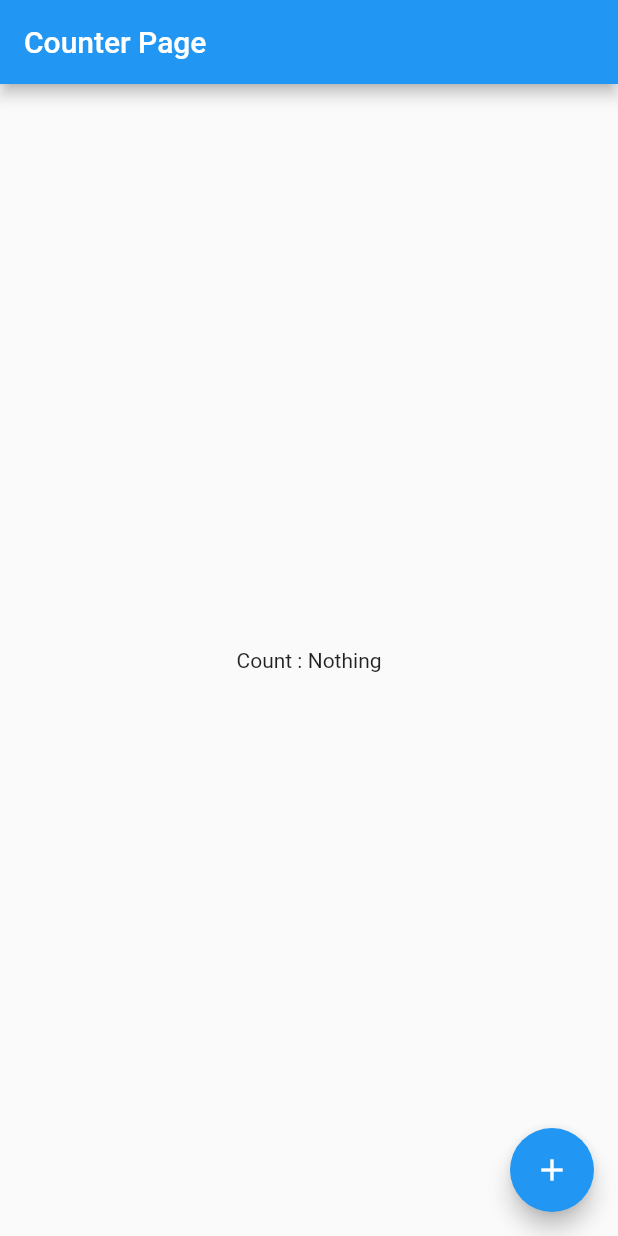
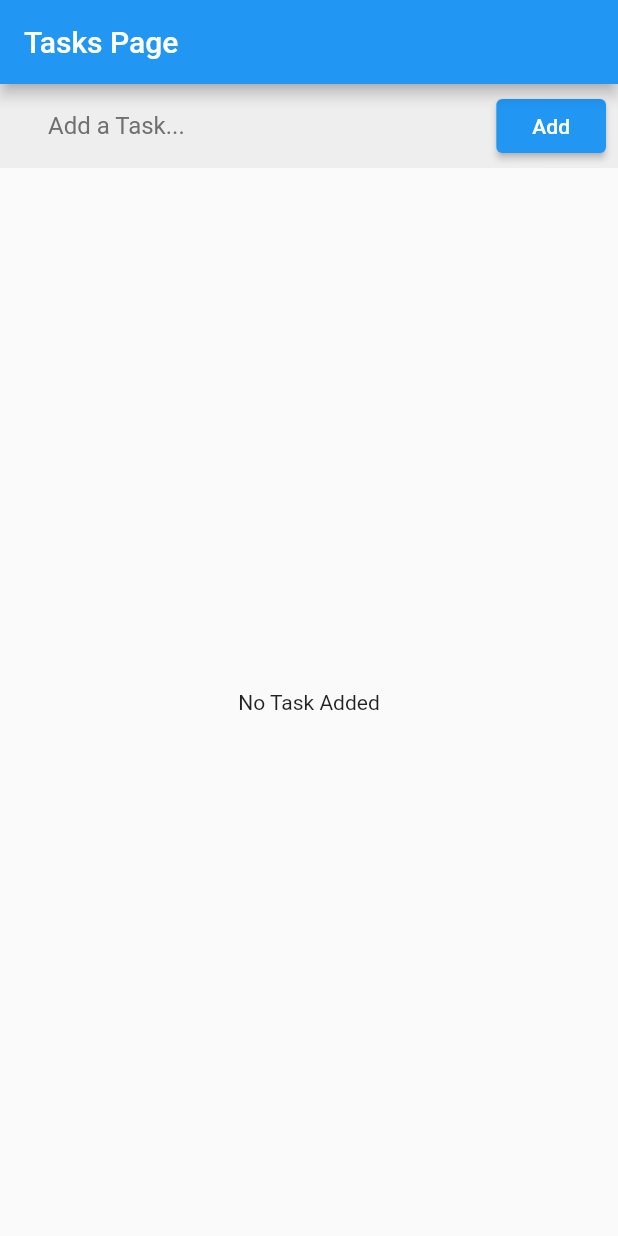
Before and after one commit to Flash91FS/riverpod_1, a Flutter app: the screen it shows after launch, on a phone screen of 412 x 824 dp. Run offline on Flutter 3.47's test engine with Material 2 defaults, Android fonts, the phone set to English and light mode, and no system bars; our stand-ins replace hooks_riverpod.

Commit message:
todos/tasks list creation feature added using stateNotifierProvider similar to what we did in counter provider

```diff
--- a/lib/main.dart
+++ b/lib/main.dart
@@ -2,6 +2,7 @@ import 'package:flutter/material.dart';
 import 'package:hooks_riverpod/hooks_riverpod.dart';
 import 'package:riverpod_1/widgets/counter_page.dart';
 import 'package:riverpod_1/extensions/operator_extension.dart';
+import 'package:riverpod_1/widgets/tasks_page.dart';
 
 void main() {
   runApp(const ProviderScope(child: MyApp()));
@@ -18,7 +19,8 @@ class MyApp extends StatelessWidget {
       theme: ThemeData(
         primarySwatch: Colors.blue,
       ),
-      home: const CounterPage(title: 'Counter Page'),
+      // home: const CounterPage(title: 'Counter Page'),
+      home: const TasksPage(title: 'Tasks Page'),
     );
   }
 }
--- /dev/null
+++ b/lib/models/todo.dart
@@ -0,0 +1,39 @@
+
+class Task {
+  String id;
+  String description;
+  bool completed;
+
+  Task({
+    required this.id,
+    required this.description,
+    this.completed = false,
+  });
+
+  Task copyWith({
+    String? id,
+    String? description,
+    bool? completed,
+  }) {
+    return Task(
+      id: id ?? this.id,
+      description: description ?? this.description,
+      completed: completed ?? this.completed,
+    );
+  }
+
+
+// Task.fromJson(Map<String, dynamic> json) {
+//   id = json['id'];
+//   description = json['description'];
+//   completed = json['completed'];
+// }
+//
+// Map<String, dynamic> toJson() {
+//   final Map<String, dynamic> data = new Map<String, dynamic>();
+//   data['id'] = this.id;
+//   data['description'] = this.description;
+//   data['completed'] = this.completed;
+//   return data;
+// }
+}
--- a/lib/providers/counter_provider.dart
+++ b/lib/providers/counter_provider.dart
@@ -2,10 +2,10 @@ import 'package:flutter/material.dart';
 import 'package:hooks_riverpod/hooks_riverpod.dart';
 import 'package:riverpod_1/extensions/operator_extension.dart';
 
-final counterProvider = StateNotifierProvider<Counter, int?>((ref) => Counter());
+final counterProvider = StateNotifierProvider<CounterNotifier, int?>((ref) => CounterNotifier());
 
-class Counter extends StateNotifier<int?> {
-  Counter() : super(null);
+class CounterNotifier extends StateNotifier<int?> {
+  CounterNotifier() : super(null); //passing initial state = null in the super method call
 
   void increment() {
     state = state == null ? 1 : state + 1;
--- /dev/null
+++ b/lib/providers/todos_provider.dart
@@ -0,0 +1,56 @@
+import 'package:hooks_riverpod/hooks_riverpod.dart';
+import 'package:riverpod_1/models/todo.dart';
+import 'package:uuid/uuid.dart';
+
+/// {template riverpod.statenotifierprovider}
+/// Creates a [StateNotifier] and exposes its current state.
+///
+/// This provider is used in combination with `package:state_notifier`.
+///
+/// Combined with [StateNotifier], [StateNotifierProvider] can be used to manipulate
+/// advanced states, that would otherwise be difficult to represent with simpler
+/// providers such as [Provider] or [FutureProvider].
+///
+/// For example, you may have a task.dart-list, where you can add and remove
+/// and complete a task.dart.
+/// Using [StateNotifier], you could represent such state as: TasksNotifier class below
+///
+
+///
+/// Which you can then pass to a [StateNotifierProvider] like so: i.e. see tasksProvider
+///
+
+final tasksProvider = StateNotifierProvider<TasksNotifier, List<Task>>((ref) => TasksNotifier());
+
+class TasksNotifier extends StateNotifier<List<Task>> {
+  TasksNotifier() : super([]); /// passing initial state = [] in the super method call
+
+  void addTask(Task todo) {
+    state = [...state, todo];
+  }
+  void addTaskForString(String desc) {
+
+    String taskId = const Uuid().v1(); // creates unique id based on time
+
+    final task = Task(
+      id: taskId,
+      description: desc,
+    );
+
+    state = [...state, task];
+  }
+
+  void remove(String todoId) {
+    state = [
+      for (final todo in state)
+        if (todo.id != todoId) todo,
+    ];
+  }
+
+  void toggle(String todoId) {
+    state = [
+      for (final todo in state)
+        if (todo.id == todoId) todo.copyWith(completed: !todo.completed),
+    ];
+  }
+}
--- /dev/null
+++ b/lib/widgets/task_add_widget.dart
@@ -0,0 +1,82 @@
+import 'package:flutter/material.dart';
+import 'package:hooks_riverpod/hooks_riverpod.dart';
+import 'package:riverpod_1/providers/todos_provider.dart';
+import 'package:riverpod_1/utils/colors.dart';
+
+class TaskAddWidget extends ConsumerStatefulWidget {
+  const TaskAddWidget({Key? key}) : super(key: key);
+
+  @override
+  ConsumerState<ConsumerStatefulWidget> createState() => _TaskAddWidgetState();
+}
+
+class _TaskAddWidgetState extends ConsumerState<TaskAddWidget> {
+  late final TextEditingController _taskNameController;
+
+  @override
+  void initState() {
+    super.initState();
+
+    _taskNameController = TextEditingController();
+  }
+
+  @override
+  void dispose() {
+    _taskNameController.dispose();
+    super.dispose();
+  }
+
+  @override
+  Widget build(BuildContext context) {
+    return Container(
+      color: Colors.grey[200],
+      height: kToolbarHeight,
+      margin: EdgeInsets.only(bottom: MediaQuery.of(context).viewInsets.bottom),
+      padding: const EdgeInsets.only(left: 16, right: 8),
+      child: Row(
+        children: [
+          Expanded(
+            child: Padding(
+              padding: const EdgeInsets.only(left: 16, right: 8),
+              child: TextField(
+                controller: _taskNameController,
+                decoration: const InputDecoration(
+                  hintText: 'Add a Task...',
+                  border: InputBorder.none,
+                  hintStyle: TextStyle(
+                    color: hintTextColorLight,
+                  ),
+                ),
+                style: const TextStyle(
+                  color: textColorLight,
+                ),
+              ),
+            ),
+          ),
+          ElevatedButton(
+            onPressed: () => _createTask(
+              context,
+              _taskNameController.text,
+            ),
+            child: Container(
+              padding: const EdgeInsets.symmetric(vertical: 8, horizontal: 8),
+              child: const Text(
+                'Add',
+                style: TextStyle(color: Colors.white),
+              ),
+            ),
+          ),
+        ],
+      ),
+    );
+  }
+
+  void _createTask(BuildContext context, String name) {
+    if (name.isNotEmpty) {
+      ref.read(tasksProvider.notifier).addTaskForString(
+            name,
+          );
+    }
+    _taskNameController.text = '';
+  }
+}
--- /dev/null
+++ b/lib/widgets/tasks_list.dart
@@ -0,0 +1,36 @@
+import 'package:flutter/material.dart';
+import 'package:hooks_riverpod/hooks_riverpod.dart';
+import 'package:riverpod_1/models/todo.dart';
+import 'package:riverpod_1/providers/todos_provider.dart';
+
+class TasksList extends ConsumerWidget {
+  const TasksList({
+    Key? key,
+  }) : super(key: key);
+
+  @override
+  Widget build(BuildContext context, WidgetRef ref) {
+    debugPrint('TasksList - build ');
+    // rebuild the widget when the todos list changes
+    List<Task> todos = ref.watch(tasksProvider);
+    debugPrint('TasksList - build: ${todos.length} ');
+
+    if (todos.isEmpty) {
+      return const Center(
+        child: Text('No Task Added'),
+      );
+    }
+
+    return ListView(
+      children: [
+        for (final todo in todos)
+          CheckboxListTile(
+            value: todo.completed,
+            // When tapping on the todos, change its completed status
+            onChanged: (value) => ref.read(tasksProvider.notifier).toggle(todo.id),
+            title: Text(todo.description),
+          ),
+      ],
+    );
+  }
+}
--- /dev/null
+++ b/lib/widgets/tasks_page.dart
@@ -0,0 +1,29 @@
+import 'package:flutter/material.dart';
+import 'package:hooks_riverpod/hooks_riverpod.dart';
+import 'package:riverpod_1/widgets/task_add_widget.dart';
+import 'package:riverpod_1/widgets/tasks_list.dart';
+
+class TasksPage extends ConsumerWidget {
+  const TasksPage({
+    Key? key,
+    required this.title,
+  }) : super(key: key);
+
+  final String title;
+
+  @override
+  Widget build(BuildContext context, WidgetRef ref) {
+    debugPrint('TasksPage - build ');
+    return Scaffold(
+      appBar: AppBar(
+        title: Text(title),
+      ),
+      body: Column(
+        children: const [
+          TaskAddWidget(),
+          Expanded(child: TasksList()),
+        ],
+      ),
+    );
+  }
+}
--- a/pubspec.yaml
+++ b/pubspec.yaml
@@ -35,6 +35,7 @@ dependencies:
   # Use with the CupertinoIcons class for iOS style icons.
   cupertino_icons: ^1.0.2
   hooks_riverpod: ^2.1.3
+  uuid: ^3.0.5
 
 dev_dependencies:
   flutter_test:
```
Also changed, not shown: lib/utils/colors.dart (added, +48 -0 lines), pubspec.lock.
